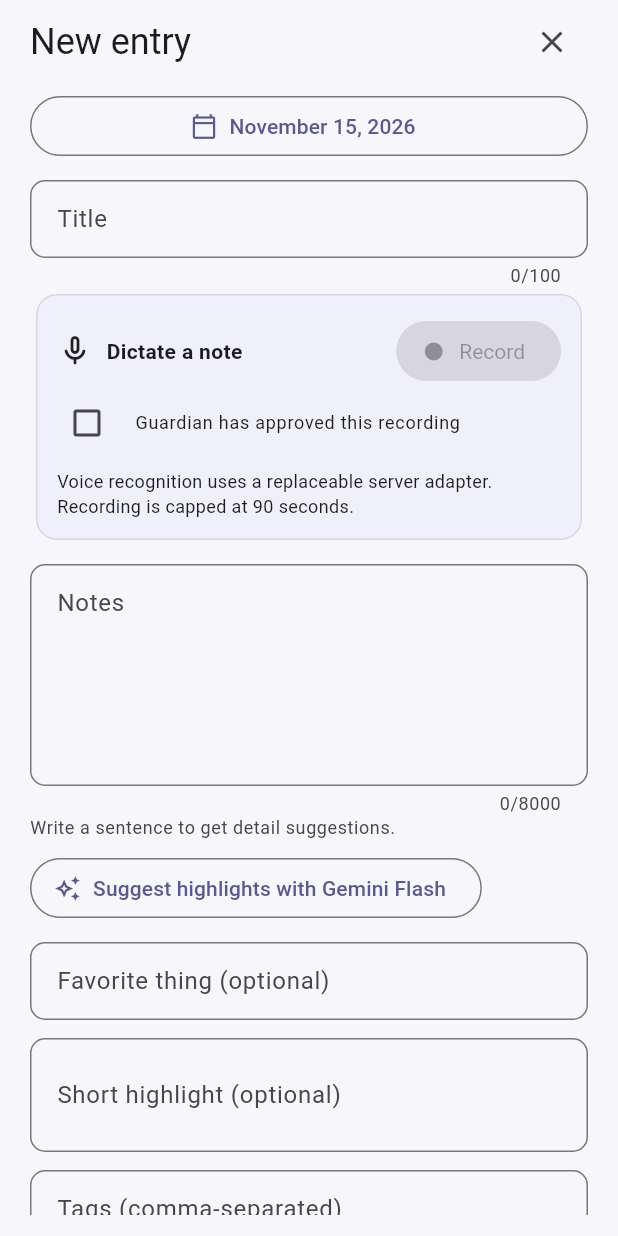
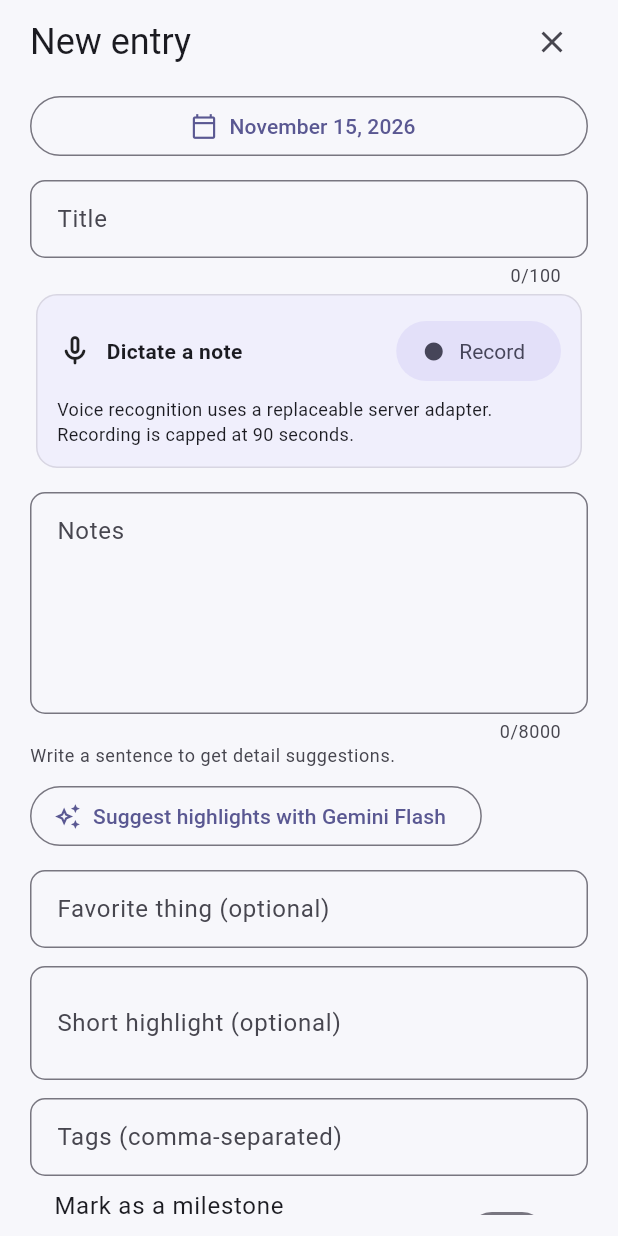
Before and after one commit to tylerelect/SpeechSpace, a Flutter app: the EntryEditor widget shown alone on an empty page, opened directly with empty values, on a phone screen of 412 x 824 dp. Run offline on Flutter 3.47's test engine with Material 3 defaults, Android fonts, the phone set to English and light mode, and no system bars; our stand-ins replace audioplayers, shared_preferences, video_player; missing offline and left inert: record; accounts and stored records are empty.

Commit message:
Drop guardian checkbox for Adult recording; add Midnight dark Adult theme
Co-Authored-By: Claude Sonnet 5.5 <noreply@anthropic.com>

```diff
--- a/lib/theme/space_themes.dart
+++ b/lib/theme/space_themes.dart
@@ -37,6 +37,8 @@ const adultThemes = <SpaceTheme>[
       background: Color(0xFFF5FAFA), icon: Icons.circle),
   SpaceTheme(id: 'slate', label: 'Slate', kind: 'adult', seed: Color(0xFF475569),
       background: Color(0xFFF6F7F9), icon: Icons.circle),
+  SpaceTheme(id: 'midnight', label: 'Midnight', kind: 'adult', seed: Color(0xFF6366F1),
+      background: Color(0xFF111318), icon: Icons.circle, brightness: Brightness.dark),
 ];
 
 List<SpaceTheme> themesFor(String kind) => kind == 'adult' ? adultThemes : kidsThemes;
@@ -67,11 +69,11 @@ ThemeData buildTheme(SpaceTheme t) {
     navigationRailTheme: NavigationRailThemeData(backgroundColor: t.background),
     cardTheme: CardThemeData(
       // Slightly see-through on dark so the night sky glows behind cards.
-      color: dark ? const Color(0xE61A1D4A) : const Color(0xF2FFFFFF),
+      color: dark ? (kids ? const Color(0xE61A1D4A) : const Color(0xFF1C1F26)) : const Color(0xF2FFFFFF),
       elevation: 0,
       shape: RoundedRectangleBorder(
         borderRadius: BorderRadius.circular(radius),
-        side: BorderSide(color: dark ? const Color(0xFF2C3070) : scheme.outlineVariant.withValues(alpha: .6)),
+        side: BorderSide(color: dark ? (kids ? const Color(0xFF2C3070) : const Color(0xFF2E323B)) : scheme.outlineVariant.withValues(alpha: .6)),
       ),
     ),
     inputDecorationTheme: InputDecorationTheme(
--- a/lib/widgets/entry_editor.dart
+++ b/lib/widgets/entry_editor.dart
@@ -268,6 +268,7 @@ class _EntryEditorState extends State<EntryEditor> {
             onTranscribe: widget.controller.transcribe,
             recorderFactory: widget.voiceRecorderFactory,
             prompt: copy.recordPrompt,
+            requireGuardianApproval: copy.isKids,
             onRecordingChanged: widget.controller.sound.onRecordingChanged,
             onTranscript: (text) {
               _body.text = _body.text.isEmpty ? text : '${_body.text}\n$text';
--- a/lib/widgets/voice_capture.dart
+++ b/lib/widgets/voice_capture.dart
@@ -29,11 +29,14 @@ class RecordPackageRecorder implements VoiceRecorder {
 /// transcription adapter. This widget does not pick or embed an STT model.
 class VoiceCapture extends StatefulWidget {
   const VoiceCapture({super.key, required this.onTranscribe, required this.onTranscript,
-      this.prompt = 'Speak your memory', this.onRecordingChanged, this.recorderFactory});
+      this.prompt = 'Speak your memory', this.onRecordingChanged, this.recorderFactory,
+      this.requireGuardianApproval = true});
 
   final Future<String> Function(Uint8List wav) onTranscribe;
   final ValueChanged<String> onTranscript;
   final String prompt;
+  /// Kids profiles need a guardian to tick a box before recording; Adult profiles don't.
+  final bool requireGuardianApproval;
   /// Lets the app pause background audio so it is not captured by the microphone.
   /// Always called in pairs: true when the microphone opens, false when it closes.
   final ValueChanged<bool>? onRecordingChanged;
@@ -205,12 +208,12 @@ class _VoiceCaptureState extends State<VoiceCapture> {
             Expanded(child: Text(_recording ? 'Recording… tap Stop when finished' : widget.prompt,
                 style: const TextStyle(fontWeight: FontWeight.w600))),
             FilledButton.tonalIcon(
-              onPressed: _working || (!_guardianApproved && !_recording) ? null : (_recording ? _stop : _start),
+              onPressed: _working || (widget.requireGuardianApproval && !_guardianApproved && !_recording) ? null : (_recording ? _stop : _start),
               icon: Icon(_recording ? Icons.stop_circle_outlined : Icons.fiber_manual_record),
               label: Text(_working ? 'Working…' : (_recording ? 'Stop' : 'Record')),
             ),
           ]),
-          CheckboxListTile(
+          if (widget.requireGuardianApproval) CheckboxListTile(
             contentPadding: EdgeInsets.zero,
             visualDensity: VisualDensity.compact,
             title: const Text('Guardian has approved this recording', style: TextStyle(fontSize: 12)),
```
